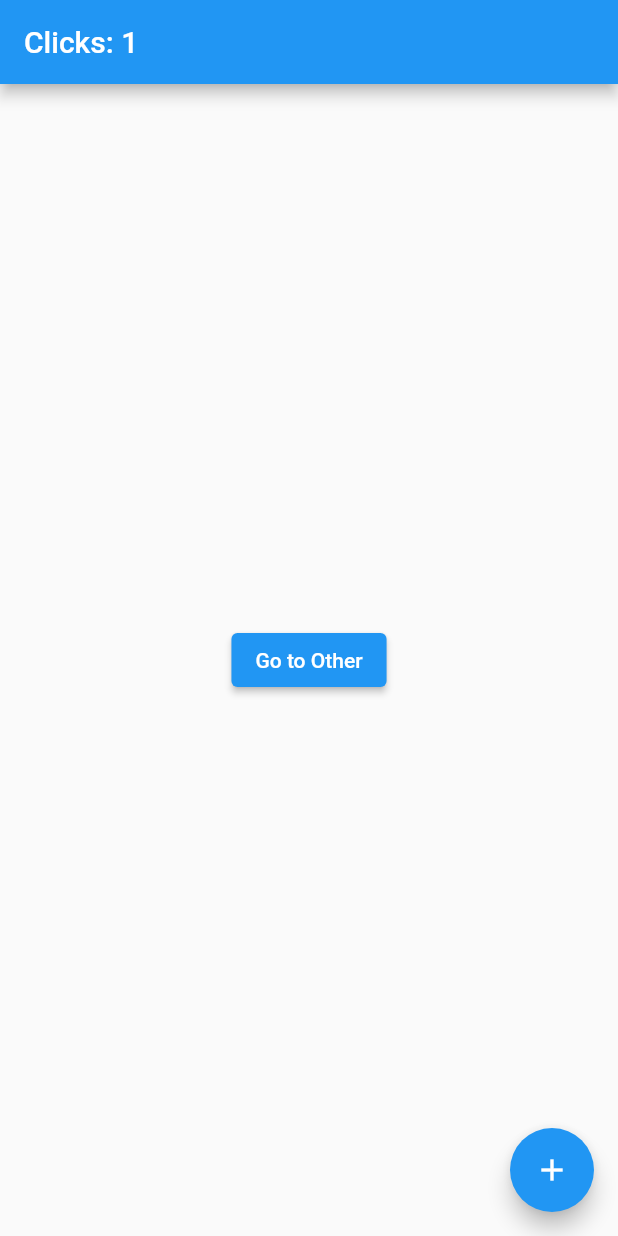
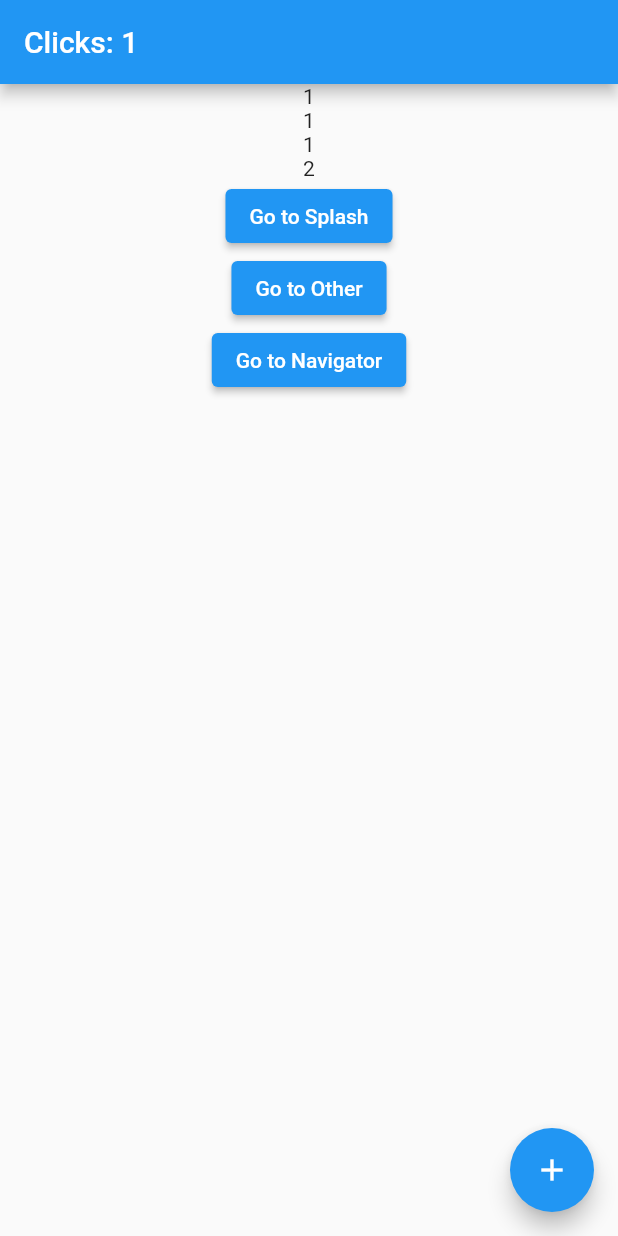
Before and after one commit to dohyun82/flutter-demo, a Flutter app: the screen it shows after launch, after a tap on the "add" icon, on a phone screen of 412 x 824 dp. Run offline on Flutter 3.47's test engine with Material 2 defaults, Android fonts, the phone set to English and light mode, and no system bars; our stand-ins replace get.

Commit message:
feat : GetX 반응형 상태 관리 적용

```diff
--- a/lib/controller/Controller.dart
+++ b/lib/controller/Controller.dart
@@ -5,5 +5,25 @@ import 'package:get/get.dart';
 /// 비지니스 로직 클래스
 class Controller extends GetxController{
   var count = 0.obs;
-  increment() => count++;
+  final count1 = 0.obs;
+  final count2 = 0.obs;
+  int get sum => count1.value + count2.value;
+
+  @override
+  void onInit() {
+    super.onInit();
+  }
+
+  increment(){
+    count.value++;
+  }
+
+  increment1(){
+    count1.value++;
+  }
+
+  increment2(){
+    count2.value++;
+  }
+
 }
--- /dev/null
+++ b/lib/controller/SimpleController.dart
@@ -0,0 +1,14 @@
+import 'package:get/get.dart';
+
+
+/// Simple 상태 관리자
+class SimpleController extends GetxController{
+
+  static SimpleController get to => Get.find();
+
+  int counter = 0;
+  void increment(){
+    counter++;
+    update();
+  }
+}
--- a/lib/ui/Home.dart
+++ b/lib/ui/Home.dart
@@ -1,8 +1,8 @@
 
 
 import 'package:flutter/material.dart';
-import 'package:flutter/rendering.dart';
 import 'package:flutter_demo/controller/Controller.dart';
+import 'package:flutter_demo/controller/SimpleController.dart';
 import 'package:get/get.dart';
 
 class Home extends StatelessWidget {
@@ -18,11 +18,56 @@ class Home extends StatelessWidget {
       // count 가 변경 될 때마다 Obx(()=> 를 사용하여 Text() 업데이트
       appBar: AppBar(title: Obx(()=> Text("Clicks: ${c.count}"))),
       // Navigator.push 를 Get.to 로 변경, context 불필요
-      body: Center(child: ElevatedButton(
-        child: const Text("Go to Other"), onPressed: ()=>Get.to(Other()))),
+      body: Column(
+        children: [
+          GetBuilder<SimpleController>(
+            init: SimpleController(),
+            builder: (_) {
+              return Text(
+                  '${_.counter}'
+              );
+            }
+          ),
+          GetX<Controller>(
+            builder: (controller){
+              return Text('${controller.count1.value}');
+            },
+          ),
+          GetX<Controller>(
+            builder: (controller) {
+              return Text('${controller.count2.value}');
+            },
+          ),
+          GetX<Controller>(
+            builder: (controller){
+              return Text('${controller.sum}');
+            }
+          ),
+          Center(child: ElevatedButton(
+              child: const Text("Go to Splash"),
+              onPressed: ()=>Get.to(const SplashPage()))),
+          Center(child: ElevatedButton(
+              child: const Text("Go to Other"),
+              onPressed: (){
+                Get.to(Other());
+              }
+          )),
+          Center(child: ElevatedButton(
+              child: const Text("Go to Navigator"),
+              onPressed: (){
+                Get.to(const NavigatorPage());
+              }
+          )),
+        ],
+      ),
 
       floatingActionButton:
-        FloatingActionButton(child: const Icon(Icons.add), onPressed: c.increment));
+        FloatingActionButton(child: const Icon(Icons.add), onPressed: (){
+          c.increment();
+          c.increment1();
+          c.increment2();
+          SimpleController.to.increment();
+        }));
   }
 }
 
@@ -33,6 +78,84 @@ class Other extends StatelessWidget {
 
   @override
   Widget build(BuildContext context) {
-    return Scaffold(body: Center(child: Text("${c.count}")));
+    return Scaffold(
+      appBar: AppBar(
+        title: Text("${c.count}"),
+      ),
+        body: Column(children: [
+          ElevatedButton(
+              onPressed: (){
+                Get.back();
+              },
+              child: const Text("Go Back")
+          ),
+          Center(
+              child: Text("${c.count}")
+          )
+        ]),
+    );
   }
 }
+
+class SplashPage extends StatelessWidget {
+  const SplashPage({Key? key}) : super(key: key);
+
+  @override
+  Widget build(BuildContext context) {
+    return Scaffold(
+      body: Center(
+        child: ElevatedButton(
+          onPressed: (){
+            Get.snackbar("Hi", "rkwkgo");
+            Get.off(Other());
+          },
+          child: const Text("닫기"),
+        ),
+      ),
+    );
+  }
+}
+
+class NavigatorPage extends StatelessWidget {
+  const NavigatorPage({Key? key}) : super(key: key);
+
+  @override
+  Widget build(BuildContext context) {
+    return Navigator(
+      key: Get.nestedKey(1),
+      initialRoute: '/',
+      onGenerateRoute: (settings){
+        if(settings.name == '/'){
+          return GetPageRoute(
+            page: () => Scaffold(
+              appBar: AppBar(
+                title: const Text("Main"),
+              ),
+              body: Center(
+                child: TextButton(
+                  onPressed: () {
+                    Get.toNamed('/second', id:1);
+                  },
+                  child: const Text("Go to second"),
+                ),
+              ),
+            )
+          );
+        }else if(settings.name == '/second'){
+          return GetPageRoute(
+            page: () => Center(
+              child: Scaffold(
+                appBar: AppBar(
+                  title: const Text('Main'),
+                ),
+                body: const Center(
+                  child: Text('second'),
+                ),
+              ),
+            )
+          );
+        }
+      },
+    );
+  }
+}
```
